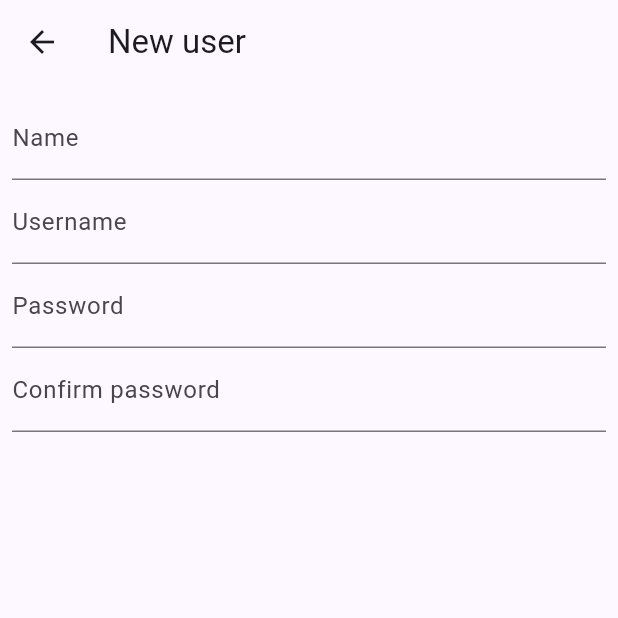
After one commit to luan11/crud-flutter, a Flutter app: the MyHomePage screen opened directly, after a tap on the "person add" icon, on a phone screen of 412 x 824 dp, the top half of it. The commit adds this screen. Run offline on Flutter 3.47's test engine with Material 2 defaults, Android fonts, the phone set to English and light mode, and no system bars.

Commit message:
feat: start add inputs of register

```diff
--- a/lib/pages/home.dart
+++ b/lib/pages/home.dart
@@ -1,4 +1,5 @@
 import 'package:crud_flutter/pages/login.dart';
+import 'package:crud_flutter/pages/user.dart';
 import 'package:flutter/material.dart';
 
 class MyHomePage extends StatefulWidget {
@@ -40,6 +41,12 @@ class _MyHomePageState extends State<MyHomePage> {
         actions: [
           IconButton(
               onPressed: () {
+                Navigator.push(context,
+                    MaterialPageRoute(builder: (context) => const UserPage()));
+              },
+              icon: const Icon(Icons.person_add_rounded)),
+          IconButton(
+              onPressed: () {
                 Navigator.pushReplacement(context,
                     MaterialPageRoute(builder: (context) => const LoginPage()));
               },
--- a/lib/pages/login.dart
+++ b/lib/pages/login.dart
@@ -14,7 +14,7 @@ class _LoginPageState extends State<LoginPage> {
 
   void _signIn() {
     if (_username == 'luan11' && _password == '123456') {
-      Navigator.pushReplacement(
+      Navigator.push(
           context, MaterialPageRoute(builder: (context) => const MyHomePage()));
     } else {
       showDialog(
--- /dev/null
+++ b/lib/pages/user.dart
@@ -0,0 +1,51 @@
+import 'package:flutter/material.dart';
+
+class UserPage extends StatefulWidget {
+  const UserPage({super.key});
+
+  @override
+  State<UserPage> createState() => _UserPageState();
+}
+
+class _UserPageState extends State<UserPage> {
+  String _name = '';
+  String _username = '';
+  String _password = '';
+  String _confirmPassword = '';
+
+  @override
+  Widget build(BuildContext context) {
+    return Scaffold(
+      appBar: AppBar(title: const Text('New user')),
+      body: Padding(
+        padding: const EdgeInsets.all(8.0),
+        child: Column(
+          children: [
+            TextFormField(
+              autocorrect: false,
+              enableSuggestions: false,
+              decoration: const InputDecoration(labelText: 'Name'),
+            ),
+            TextFormField(
+              autocorrect: false,
+              enableSuggestions: false,
+              decoration: const InputDecoration(labelText: 'Username'),
+            ),
+            TextFormField(
+              autocorrect: false,
+              enableSuggestions: false,
+              decoration: const InputDecoration(labelText: 'Password'),
+              obscureText: true,
+            ),
+            TextFormField(
+              autocorrect: false,
+              enableSuggestions: false,
+              decoration: const InputDecoration(labelText: 'Confirm password'),
+              obscureText: true,
+            )
+          ],
+        ),
+      ),
+    );
+  }
+}
```
